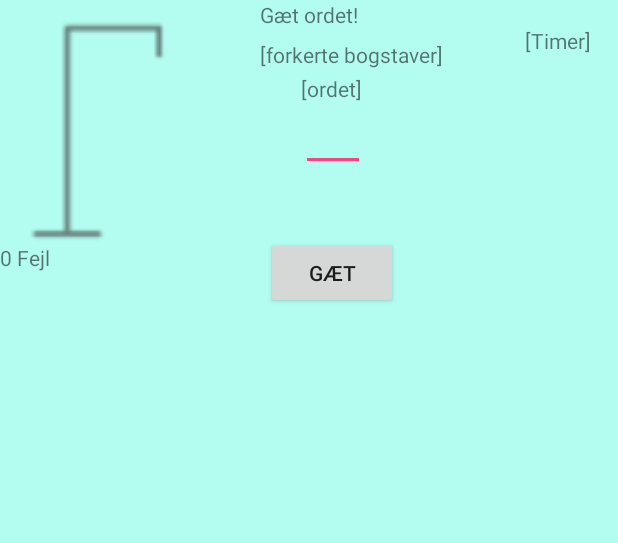
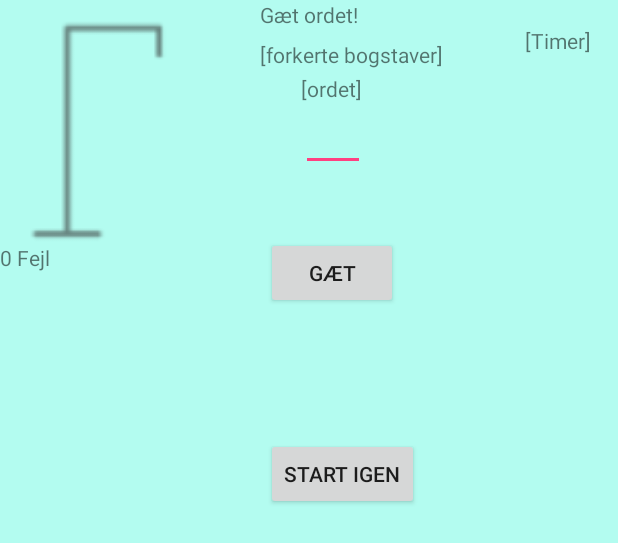
Before and after one commit to alkj/galge, an Android app: the layout fragment_play.xml on its own in the app's theme, with its tools: preview values and no code run, on a phone screen of 412 x 824 dp. Shown: the top 543 px of the screen. Run offline under Robolectric (Android 15) with nearby library versions, the phone set to English and light mode, and no system bars.

```diff
--- a/app/src/main/AndroidManifest.xml
+++ b/app/src/main/AndroidManifest.xml
@@ -1,6 +1,9 @@
 <?xml version="1.0" encoding="utf-8"?>
 <manifest xmlns:android="http://schemas.android.com/apk/res/android"
     package="com.example.admin.galge">
+
+    <!--PERMISSIONS-->
+    <uses-permission android:name="android.permission.INTERNET" />
 
     <application
         android:allowBackup="true"
--- a/app/src/main/res/layout/fragment_play.xml
+++ b/app/src/main/res/layout/fragment_play.xml
@@ -99,4 +99,13 @@
         app:layout_constraintEnd_toEndOf="parent"
         app:layout_constraintTop_toTopOf="@+id/textViewWrongLetters" />
 
+    <Button
+        android:id="@+id/buttonRestart"
+        android:layout_width="wrap_content"
+        android:layout_height="wrap_content"
+        android:layout_marginTop="86dp"
+        android:text="start igen"
+        app:layout_constraintStart_toStartOf="@+id/buttonGuess"
+        app:layout_constraintTop_toBottomOf="@+id/buttonGuess" />
+
 </android.support.constraint.ConstraintLayout>
```
Also changed, not shown: app/src/main/java/com/example/admin/galge/GalgeLogik.java (+9 -4 lines), app/src/main/java/com/example/admin/galge/Play.java (+58 -26 lines).
